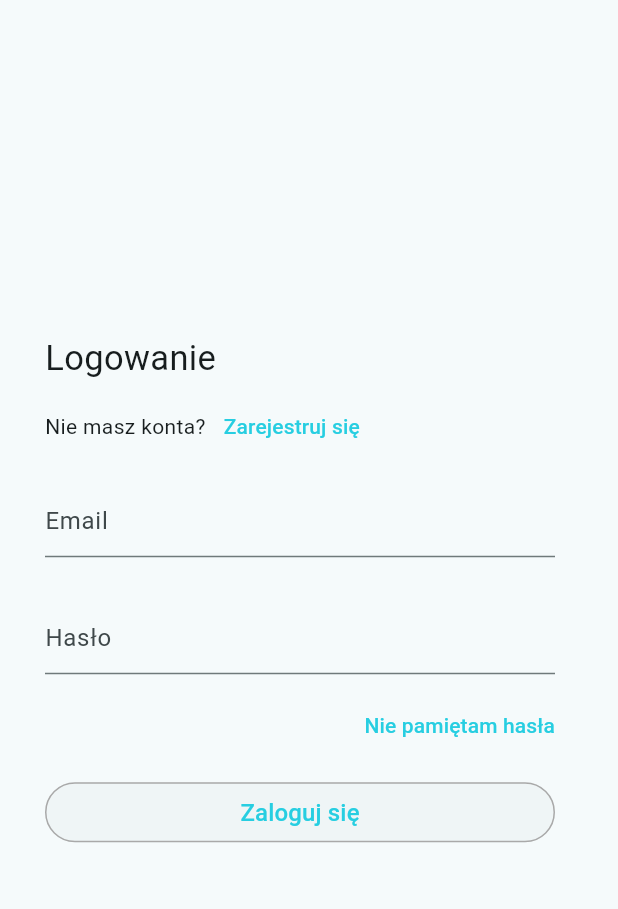
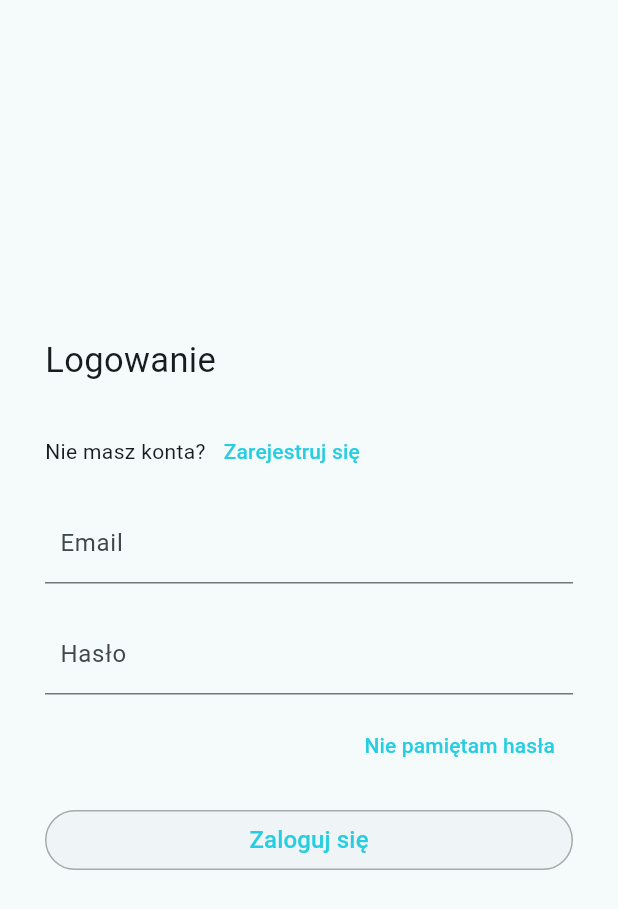
Before and after one commit to esteraszamli/my_calendar, a Flutter app: the screen it shows after launch, on a phone screen of 412 x 824 dp. Shown: the top 909 px of the screen. Run offline on Flutter 3.47's test engine with Material 3 defaults, Android fonts, the phone set to English and light mode, and no system bars; our stand-ins replace cloud_firestore, firebase_auth, firebase_core, flutter_bloc, get_it, google_fonts and 1 more; accounts and stored records are empty.

Commit message:
Improve responsiveness of login interface

```diff
--- a/lib/pages/login/login_page.dart
+++ b/lib/pages/login/login_page.dart
@@ -21,23 +21,33 @@ class _LoginPageState extends State<LoginPage> {
   Widget build(BuildContext context) {
     return Scaffold(
       body: Center(
+        child: SingleChildScrollView(
+          child: Padding(
+            padding: const EdgeInsets.symmetric(vertical: 40),
             child: Column(
               mainAxisAlignment: MainAxisAlignment.center,
-          crossAxisAlignment: CrossAxisAlignment.start,
+              mainAxisSize: MainAxisSize.min,
               children: [
                 Padding(
-              padding: const EdgeInsets.symmetric(horizontal: 30),
+                  padding:
+                      const EdgeInsets.symmetric(horizontal: 30, vertical: 20),
+                  child: Row(
+                    children: [
+                      Expanded(
                         child: Text(
-                isCreatingAccount == true ? 'Rejestracja' : 'Logowanie',
+                          isCreatingAccount == true
+                              ? 'Rejestracja'
+                              : 'Logowanie',
                           style: const TextStyle(fontSize: 23),
                         ),
                       ),
-            const SizedBox(height: 5),
+                    ],
+                  ),
+                ),
                 if (isCreatingAccount == false)
                   Padding(
                     padding: const EdgeInsets.symmetric(horizontal: 30),
                     child: Row(
-                  crossAxisAlignment: CrossAxisAlignment.center,
                       children: [
                         const Text('Nie masz konta?'),
                         TextButton(
@@ -48,8 +58,8 @@ class _LoginPageState extends State<LoginPage> {
                           },
                           child: const Text(
                             'Zarejestruj się',
-                        style:
-                            TextStyle(color: Color.fromARGB(255, 39, 206, 225)),
+                            style: TextStyle(
+                                color: Color.fromARGB(255, 39, 206, 225)),
                           ),
                         ),
                       ],
@@ -59,7 +69,6 @@ class _LoginPageState extends State<LoginPage> {
                   Padding(
                     padding: const EdgeInsets.symmetric(horizontal: 30),
                     child: Row(
-                  crossAxisAlignment: CrossAxisAlignment.center,
                       children: [
                         const Text('Masz już konto?'),
                         TextButton(
@@ -70,60 +79,72 @@ class _LoginPageState extends State<LoginPage> {
                           },
                           child: const Text(
                             'Zaloguj się',
-                        style:
-                            TextStyle(color: Color.fromARGB(255, 39, 206, 225)),
+                            style: TextStyle(
+                                color: Color.fromARGB(255, 39, 206, 225)),
                           ),
                         ),
                       ],
                     ),
                   ),
-            const SizedBox(height: 15),
                 Padding(
-              padding: const EdgeInsets.symmetric(horizontal: 30),
-              child: SizedBox(
-                width: 340,
+                  padding:
+                      const EdgeInsets.symmetric(horizontal: 30, vertical: 10),
+                  child: Row(
+                    children: [
+                      Expanded(
                         child: TextField(
                           controller: widget.emailController,
-                  decoration: const InputDecoration(
+                          decoration: InputDecoration(
                             hintText: 'Email',
+                            contentPadding: EdgeInsets.symmetric(
+                                horizontal: 10, vertical: 15),
                           ),
                         ),
                       ),
+                    ],
                   ),
-            const SizedBox(height: 30),
+                ),
                 Padding(
-              padding: const EdgeInsets.symmetric(horizontal: 30),
-              child: SizedBox(
-                width: 340,
+                  padding:
+                      const EdgeInsets.symmetric(horizontal: 30, vertical: 10),
+                  child: Row(
+                    children: [
+                      Expanded(
                         child: TextField(
                           obscureText: true,
                           controller: widget.passwordController,
-                  decoration: const InputDecoration(
+                          decoration: InputDecoration(
                             hintText: 'Hasło',
+                            contentPadding: EdgeInsets.symmetric(
+                                horizontal: 10, vertical: 15),
                           ),
                         ),
                       ),
+                    ],
                   ),
-            const SizedBox(height: 10),
+                ),
                 if (isCreatingAccount == false)
                   Padding(
                     padding: const EdgeInsets.symmetric(horizontal: 30),
+                    child: Row(
+                      children: [
+                        Expanded(
                           child: Align(
                             alignment: Alignment.centerRight,
                             child: TextButton(
                               onPressed: () async {
                                 if (widget.emailController.text.isEmpty) {
-                        // Wyświetl komunikat, jeśli e-mail nie jest podany
                                   setState(() {
-                          errorMessage = 'Podaj e-mail, aby zresetować hasło';
+                                    errorMessage =
+                                        'Podaj e-mail, aby zresetować hasło';
                                   });
                                   return;
                                 }
                                 try {
-                        await FirebaseAuth.instance.sendPasswordResetEmail(
+                                  await FirebaseAuth.instance
+                                      .sendPasswordResetEmail(
                                     email: widget.emailController.text,
                                   );
-                        // Pokaż SnackBar z potwierdzeniem wysłania e-maila
                                   if (context.mounted) {
                                     ScaffoldMessenger.of(context).showSnackBar(
                                       SnackBar(
@@ -134,30 +155,39 @@ class _LoginPageState extends State<LoginPage> {
                                     );
                                   }
                                 } catch (error) {
-                        // Obsługa błędów (np. niepoprawny e-mail)
                                   setState(() {
-                          errorMessage = 'Wystąpił błąd: ${error.toString()}';
+                                    errorMessage =
+                                        'Wystąpił błąd: ${error.toString()}';
                                   });
                                 }
                               },
-                    child: const Text('Nie pamiętam hasła',
+                              child: const Text(
+                                'Nie pamiętam hasła',
                                 style: TextStyle(
-                            color: Color.fromARGB(255, 39, 206, 225))),
+                                  color: Color.fromARGB(255, 39, 206, 225),
+                                  fontSize: 14,
                                 ),
                               ),
                             ),
-            const SizedBox(height: 10),
+                          ),
+                        ),
+                      ],
+                    ),
+                  ),
                 Padding(
-              padding: const EdgeInsets.symmetric(horizontal: 30),
-              child: SizedBox(
-                width: 340,
+                  padding:
+                      const EdgeInsets.symmetric(horizontal: 30, vertical: 15),
+                  child: Row(
+                    children: [
+                      Expanded(
                         child: ElevatedButton(
                           style: ElevatedButton.styleFrom(
                             elevation: 0,
                             shape: RoundedRectangleBorder(
                               borderRadius: BorderRadius.circular(20),
                               side: const BorderSide(
-                          color: Color.fromARGB(255, 169, 169, 169), width: 1),
+                                  color: Color.fromARGB(255, 169, 169, 169),
+                                  width: 1),
                             ),
                           ),
                           onPressed: () async {
@@ -175,7 +205,8 @@ class _LoginPageState extends State<LoginPage> {
                               }
                             } else {
                               try {
-                        await FirebaseAuth.instance.signInWithEmailAndPassword(
+                                await FirebaseAuth.instance
+                                    .signInWithEmailAndPassword(
                                   email: widget.emailController.text,
                                   password: widget.passwordController.text,
                                 );
@@ -197,18 +228,28 @@ class _LoginPageState extends State<LoginPage> {
                           ),
                         ),
                       ),
+                    ],
                   ),
-            const SizedBox(height: 15),
+                ),
                 Padding(
                   padding: const EdgeInsets.symmetric(horizontal: 30),
+                  child: Row(
+                    children: [
+                      Expanded(
                         child: Text(
                           errorMessage,
-                style: const TextStyle(color: Colors.red, fontSize: 14),
+                          style:
+                              const TextStyle(color: Colors.red, fontSize: 14),
                         ),
                       ),
                     ],
                   ),
                 ),
+              ],
+            ),
+          ),
+        ),
+      ),
     );
   }
 }
```
Lines whose indentation alone changed are shown as unchanged.
